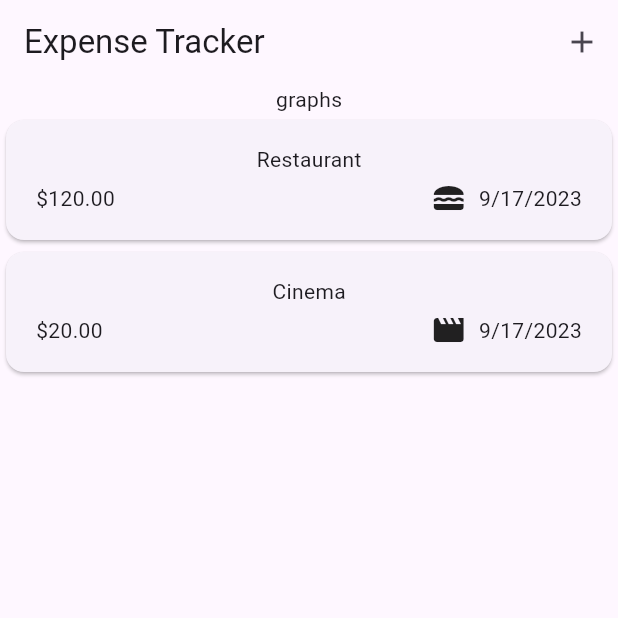
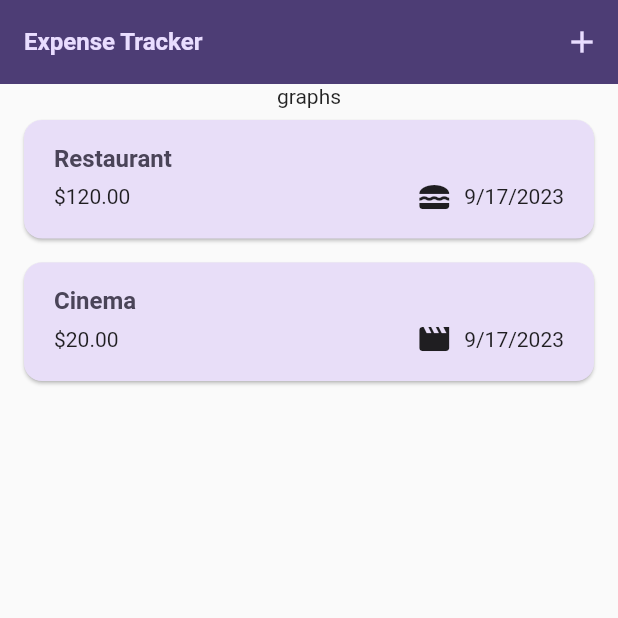
Before and after one commit to nokacper24/mobile-apps-course, a Flutter app: the screen it shows after launch, on a phone screen of 412 x 824 dp, the top half of it. Run offline on Flutter 3.47's test engine with Material 2 defaults, Android fonts, the phone set to English and light mode, and no system bars; our stand-ins replace google_fonts.

Commit message:
add remove expense functionality and add themes

```diff
--- a/expense_tracker/lib/expense_tracker_app.dart
+++ b/expense_tracker/lib/expense_tracker_app.dart
@@ -1,5 +1,14 @@
 import 'package:expense_tracker/expenses_screen/expenses_screen.dart';
 import 'package:flutter/material.dart';
+
+final kColorScheme = ColorScheme.fromSeed(
+  seedColor: const Color.fromARGB(255, 95, 60, 180),
+);
+
+final kDarkColorScheme = ColorScheme.fromSeed(
+  brightness: Brightness.dark,
+  seedColor: const Color.fromARGB(255, 5, 100, 125),
+);
 
 class ExpenseTrackerApp extends StatelessWidget {
   const ExpenseTrackerApp({super.key});
@@ -7,7 +16,45 @@ class ExpenseTrackerApp extends StatelessWidget {
   @override
   Widget build(BuildContext context) {
     return MaterialApp(
-      theme: ThemeData(useMaterial3: true),
+      darkTheme: ThemeData.dark().copyWith(
+        useMaterial3: true,
+        colorScheme: kDarkColorScheme,
+        cardTheme: const CardTheme().copyWith(
+          color: kDarkColorScheme.secondaryContainer,
+          margin: const EdgeInsets.symmetric(horizontal: 16, vertical: 8),
+        ),
+        elevatedButtonTheme: ElevatedButtonThemeData(
+          style: ElevatedButton.styleFrom(
+            backgroundColor: kDarkColorScheme.primaryContainer,
+            foregroundColor: kDarkColorScheme.onPrimaryContainer,
+          ),
+        ),
+      ),
+      theme: ThemeData().copyWith(
+        useMaterial3: true,
+        colorScheme: kColorScheme,
+        appBarTheme: const AppBarTheme().copyWith(
+          backgroundColor: kColorScheme.onPrimaryContainer,
+          foregroundColor: kColorScheme.primaryContainer,
+        ),
+        cardTheme: const CardTheme().copyWith(
+          color: kColorScheme.secondaryContainer,
+          margin: const EdgeInsets.symmetric(horizontal: 16, vertical: 8),
+        ),
+        elevatedButtonTheme: ElevatedButtonThemeData(
+          style: ElevatedButton.styleFrom(
+            backgroundColor: kColorScheme.primaryContainer,
+          ),
+        ),
+        textTheme: ThemeData().textTheme.copyWith(
+              titleLarge: TextStyle(
+                fontWeight: FontWeight.bold,
+                color: kColorScheme.onSecondaryContainer,
+                fontSize: 16,
+              ),
+            ),
+      ),
+      themeMode: ThemeMode.system,
       home: const ExpensesScreen(),
     );
   }
--- a/expense_tracker/lib/expenses_screen/expenses_list/exoense_item.dart
+++ b/expense_tracker/lib/expenses_screen/expenses_list/exoense_item.dart
@@ -14,8 +14,11 @@ class ExpenseItem extends StatelessWidget {
           horizontal: 20,
           vertical: 16,
         ),
-        child: Column(children: [
-          Text(expense.title),
+        child: Column(crossAxisAlignment: CrossAxisAlignment.start, children: [
+          Text(
+            expense.title,
+            style: Theme.of(context).textTheme.titleLarge,
+          ),
           const SizedBox(height: 4),
           Row(
             children: [
--- a/expense_tracker/lib/expenses_screen/expenses_list/expenses_list.dart
+++ b/expense_tracker/lib/expenses_screen/expenses_list/expenses_list.dart
@@ -3,7 +3,10 @@ import 'package:expense_tracker/models/expense.dart';
 import 'package:flutter/material.dart';
 
 class ExpensesList extends StatelessWidget {
-  const ExpensesList({super.key, required this.expenses});
+  const ExpensesList(
+      {super.key, required this.expenses, required this.onRemoveExpense});
+
+  final void Function(Expense) onRemoveExpense;
 
   final List<Expense> expenses;
 
@@ -11,7 +14,19 @@ class ExpensesList extends StatelessWidget {
   Widget build(BuildContext context) {
     return ListView.builder(
       itemCount: expenses.length,
-      itemBuilder: (context, index) => ExpenseItem(expense: expenses[index]),
+      itemBuilder: (context, index) => Dismissible(
+        key: ValueKey(expenses[index]),
+        background: Container(
+          color: Theme.of(context).colorScheme.error.withOpacity(0.75),
+          margin: EdgeInsets.symmetric(
+            horizontal: Theme.of(context).cardTheme.margin!.horizontal,
+          ),
+        ),
+        onDismissed: (direction) {
+          onRemoveExpense(expenses[index]);
+        },
+        child: ExpenseItem(expense: expenses[index]),
+      ),
     );
   }
 }
--- a/expense_tracker/lib/expenses_screen/expenses_screen.dart
+++ b/expense_tracker/lib/expenses_screen/expenses_screen.dart
@@ -44,6 +44,26 @@ class _ExpensesScreenState extends State<ExpensesScreen> {
     });
   }
 
+  void _removeExpense(Expense expense) {
+    final expenseIndex = _registeredExpenses.indexOf(expense);
+    setState(() {
+      _registeredExpenses.remove(expense);
+    });
+    ScaffoldMessenger.of(context).clearSnackBars();
+    ScaffoldMessenger.of(context).showSnackBar(SnackBar(
+      content: const Text('Expense deleted'),
+      duration: const Duration(seconds: 3),
+      action: SnackBarAction(
+        label: 'Undo',
+        onPressed: () {
+          setState(() {
+            _registeredExpenses.insert(expenseIndex, expense);
+          });
+        },
+      ),
+    ));
+  }
+
   @override
   Widget build(BuildContext context) {
     return Scaffold(
@@ -56,12 +76,18 @@ class _ExpensesScreenState extends State<ExpensesScreen> {
           )
         ],
       ),
-      body: Column(
-        children: [
-          Text('graphs'),
-          Expanded(child: ExpensesList(expenses: _registeredExpenses)),
-        ],
-      ),
+      body: _registeredExpenses.isNotEmpty
+          ? Column(
+              children: [
+                const Text('graphs'),
+                Expanded(
+                    child: ExpensesList(
+                  expenses: _registeredExpenses,
+                  onRemoveExpense: _removeExpense,
+                )),
+              ],
+            )
+          : const Center(child: Text('No expenses found. Start adding some!')),
     );
   }
 }
```
